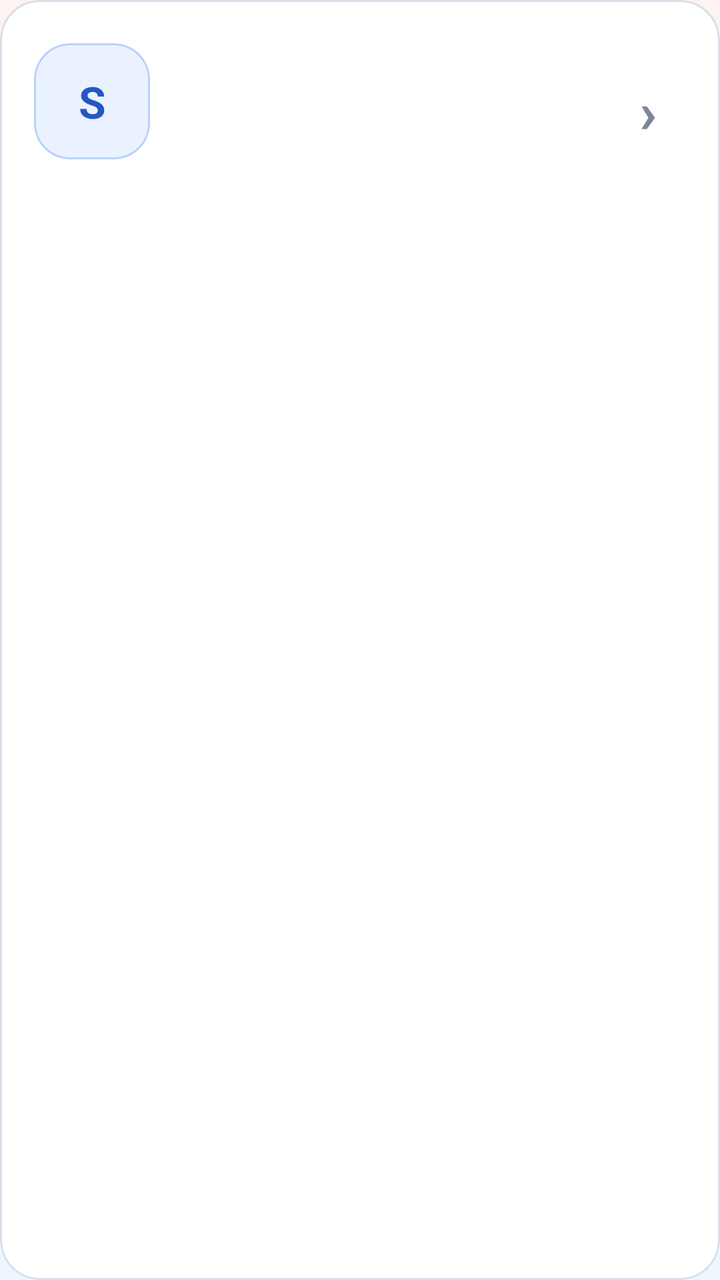
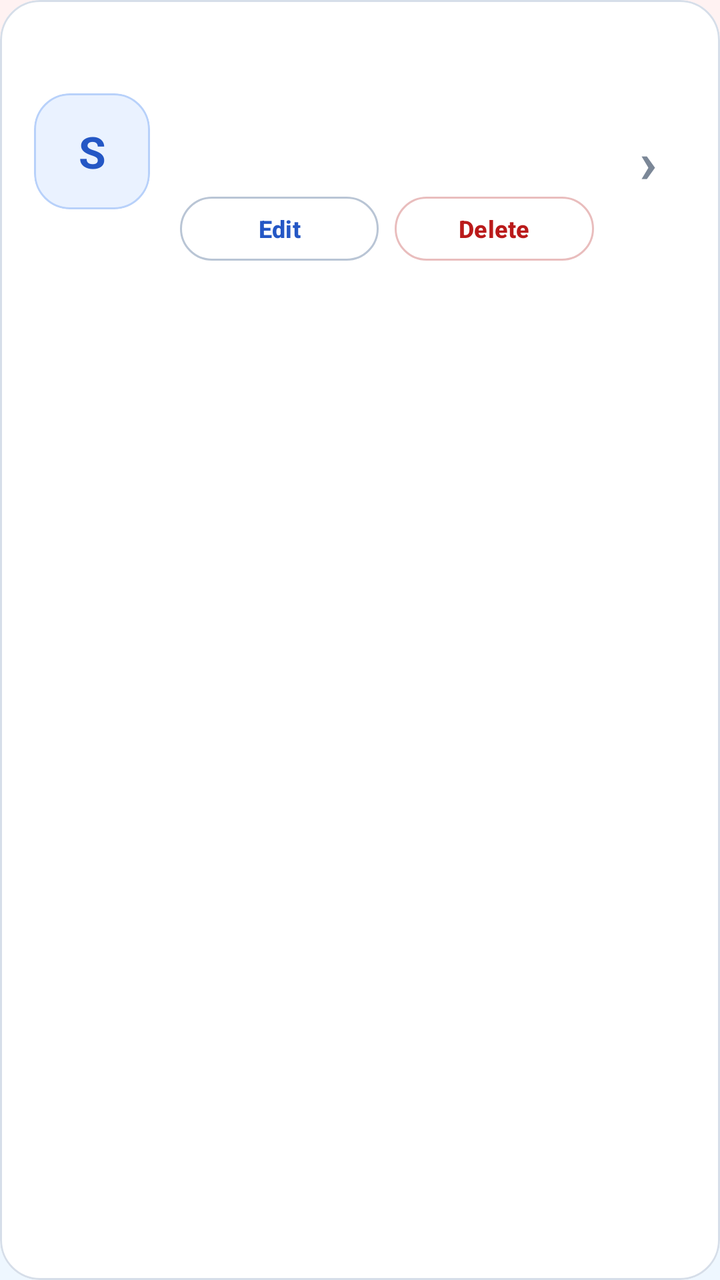

Two renders of the same Android screen: before a commit and after it. Below are the layout's source before the change and the commit's diff.
<!-- AndroidManifest.xml: application theme Theme.StudySaathi -->
<!-- res/layout/item_student_profile.xml -->
<?xml version="1.0" encoding="utf-8"?>
<com.google.android.material.card.MaterialCardView xmlns:android="http://schemas.android.com/apk/res/android"
    xmlns:app="http://schemas.android.com/apk/res-auto"
    android:id="@+id/cardProfile"
    android:layout_width="match_parent"
    android:layout_height="wrap_content"
    android:layout_marginBottom="13dp"
    android:clickable="true"
    android:focusable="true"
    android:foreground="?attr/selectableItemBackground"
    app:cardBackgroundColor="@color/ss_surface"
    app:cardCornerRadius="20dp"
    app:cardElevation="0dp"
    app:strokeColor="@color/ss_outline"
    app:strokeWidth="1dp">

    <LinearLayout
        android:layout_width="match_parent"
        android:layout_height="wrap_content"
        android:gravity="center_vertical"
        android:orientation="horizontal"
        android:padding="17dp">

        <com.google.android.material.card.MaterialCardView
            android:id="@+id/cardProfileAvatar"
            android:layout_width="58dp"
            android:layout_height="58dp"
            app:cardBackgroundColor="@color/ss_blue_soft"
            app:cardCornerRadius="18dp"
            app:cardElevation="0dp"
            app:strokeColor="@color/ss_blue_border"
            app:strokeWidth="1dp">

            <TextView
                android:id="@+id/textProfileInitial"
                android:layout_width="match_parent"
                android:layout_height="match_parent"
                android:fontFamily="sans-serif-rounded"
                android:gravity="center"
                android:text="S"
                android:textColor="@color/ss_primary"
                android:textSize="22sp"
                android:textStyle="bold" />

        </com.google.android.material.card.MaterialCardView>

        <LinearLayout
            android:layout_width="0dp"
            android:layout_height="wrap_content"
            android:layout_marginStart="15dp"
            android:layout_weight="1"
            android:orientation="vertical">

            <TextView
                android:id="@+id/textStudentName"
                android:layout_width="match_parent"
                android:layout_height="wrap_content"
                android:fontFamily="sans-serif-rounded"
                android:textColor="@color/ss_text_primary"
                android:textSize="18sp"
                android:textStyle="bold" />

            <TextView
                android:id="@+id/textStudentDetails"
                android:layout_width="match_parent"
                android:layout_height="wrap_content"
                android:layout_marginTop="5dp"
                android:fontFamily="sans-serif-medium"
                android:textColor="@color/ss_text_secondary"
                android:textSize="13sp" />

            <TextView
                android:id="@+id/textProfileLanguage"
                android:layout_width="match_parent"
                android:layout_height="wrap_content"
                android:layout_marginTop="4dp"
                android:fontFamily="sans-serif"
                android:textColor="@color/ss_text_muted"
                android:textSize="12sp" />

        </LinearLayout>

        <LinearLayout
            android:layout_width="wrap_content"
            android:layout_height="wrap_content"
            android:layout_marginStart="8dp"
            android:gravity="end"
            android:orientation="vertical">

            <com.google.android.material.card.MaterialCardView
                android:id="@+id/cardActiveBadge"
                android:layout_width="wrap_content"
                android:layout_height="wrap_content"
                android:visibility="gone"
                app:cardBackgroundColor="@color/ss_surface"
                app:cardCornerRadius="12dp"
                app:cardElevation="0dp"
                app:strokeColor="@color/ss_blue_border"
                app:strokeWidth="1dp">

                <TextView
                    android:layout_width="wrap_content"
                    android:layout_height="wrap_content"
                    android:fontFamily="sans-serif-medium"
                    android:paddingStart="9dp"
                    android:paddingTop="5dp"
                    android:paddingEnd="9dp"
                    android:paddingBottom="5dp"
                    android:text="@string/active_profile"
                    android:textColor="@color/ss_primary"
                    android:textSize="11sp"
                    android:textStyle="bold" />

            </com.google.android.material.card.MaterialCardView>

            <TextView
                android:id="@+id/textSelectArrow"
                android:layout_width="38dp"
                android:layout_height="38dp"
                android:layout_marginTop="8dp"
                android:fontFamily="sans-serif-rounded"
                android:gravity="center"
                android:text="›"
                android:textColor="@color/ss_text_muted"
                android:textSize="29sp"
                android:textStyle="bold" />

        </LinearLayout>

    </LinearLayout>

</com.google.android.material.card.MaterialCardView>
<!-- resources referenced by this layout -->
<resources>
  <color name="ss_blue_border">#B8D1FA</color>
  <color name="ss_blue_soft">#EAF2FF</color>
  <color name="ss_outline">#D6DEE9</color>
  <color name="ss_primary">#2457C5</color>
  <color name="ss_surface">#FFFFFF</color>
  <color name="ss_text_muted">#7B8797</color>
  <color name="ss_text_primary">#182230</color>
  <color name="ss_text_secondary">#566273</color>
  <string name="active_profile">ACTIVE</string>
  <color name="ss_on_primary">#FFFFFF</color>
  <color name="ss_primary_dark">#173F99</color>
  <color name="ss_secondary">#087F8C</color>
  <color name="ss_on_secondary">#FFFFFF</color>
  <color name="ss_teal_soft">#EAF8F8</color>
  <color name="ss_tertiary">#8A5A00</color>
  <color name="ss_on_tertiary">#FFFFFF</color>
  <color name="ss_yellow_soft">#FFF8E8</color>
  <color name="ss_background">#F7F9FC</color>
  <color name="ss_surface_soft">#F0F4FA</color>
  <color name="ss_error">#BA1A1A</color>
  <color name="white">#FFFFFFFF</color>
  <color name="ss_red_soft">#FFF0F0</color>
  <!-- drawable bg_app_soft_mix (drawable) -->
  <?xml version="1.0" encoding="utf-8"?>
  <shape xmlns:android="http://schemas.android.com/apk/res/android"
      android:shape="rectangle">
  
      <gradient
          android:angle="270"
          android:centerColor="#F2FBF3"
          android:endColor="#EEF7FF"
          android:startColor="#FFF2F2"
          android:type="linear" />
  
  </shape>
  <!-- unchanged entries left out for length: 1 -->
</resources>

<!-- the commit's change to res/layout/item_student_profile.xml (unified diff, before → after) -->
@@ -78,6 +78,37 @@
                 android:textColor="@color/ss_text_muted"
                 android:textSize="12sp" />
 
+            <LinearLayout
+                android:layout_width="match_parent"
+                android:layout_height="wrap_content"
+                android:layout_marginTop="10dp"
+                android:orientation="horizontal">
+
+                <com.google.android.material.button.MaterialButton
+                    android:id="@+id/buttonEditProfile"
+                    style="@style/Widget.StudySaathi.Button.Outlined"
+                    android:layout_width="0dp"
+                    android:layout_height="40dp"
+                    android:layout_weight="1"
+                    android:text="Edit"
+                    android:textAllCaps="false"
+                    android:textSize="12sp" />
+
+                <com.google.android.material.button.MaterialButton
+                    android:id="@+id/buttonDeleteProfile"
+                    style="@style/Widget.StudySaathi.Button.Outlined"
+                    android:layout_width="0dp"
+                    android:layout_height="40dp"
+                    android:layout_marginStart="8dp"
+                    android:layout_weight="1"
+                    android:text="Delete"
+                    android:textAllCaps="false"
+                    android:textColor="@color/ss_error"
+                    android:textSize="12sp"
+                    app:strokeColor="@color/ss_red_border" />
+
+            </LinearLayout>
+
         </LinearLayout>
 
         <LinearLayout
<!-- resource entries referenced after the edit -->
@@ -4,11 +4,20 @@
   <color name="ss_blue_soft">#EAF2FF</color>
   <color name="ss_outline">#D6DEE9</color>
   <color name="ss_primary">#2457C5</color>
+  <color name="ss_red_border">#E9BDBD</color>
   <color name="ss_surface">#FFFFFF</color>
   <color name="ss_text_muted">#7B8797</color>
   <color name="ss_text_primary">#182230</color>
   <color name="ss_text_secondary">#566273</color>
   <string name="active_profile">ACTIVE</string>
+  <style name="Widget.StudySaathi.Button.Outlined" parent="Widget.Material3.Button.OutlinedButton">
+          <item name="cornerRadius">18dp</item>
+          <item name="android:minHeight">56dp</item>
+          <item name="android:textStyle">bold</item>
+          <item name="strokeColor">@color/ss_outline_strong</item>
+          <item name="android:textColor">@color/ss_primary</item>
+      </style>
+  <color name="ss_outline_strong">#B9C5D5</color>
   <color name="ss_on_primary">#FFFFFF</color>
   <color name="ss_primary_dark">#173F99</color>
   <color name="ss_secondary">#087F8C</color>
